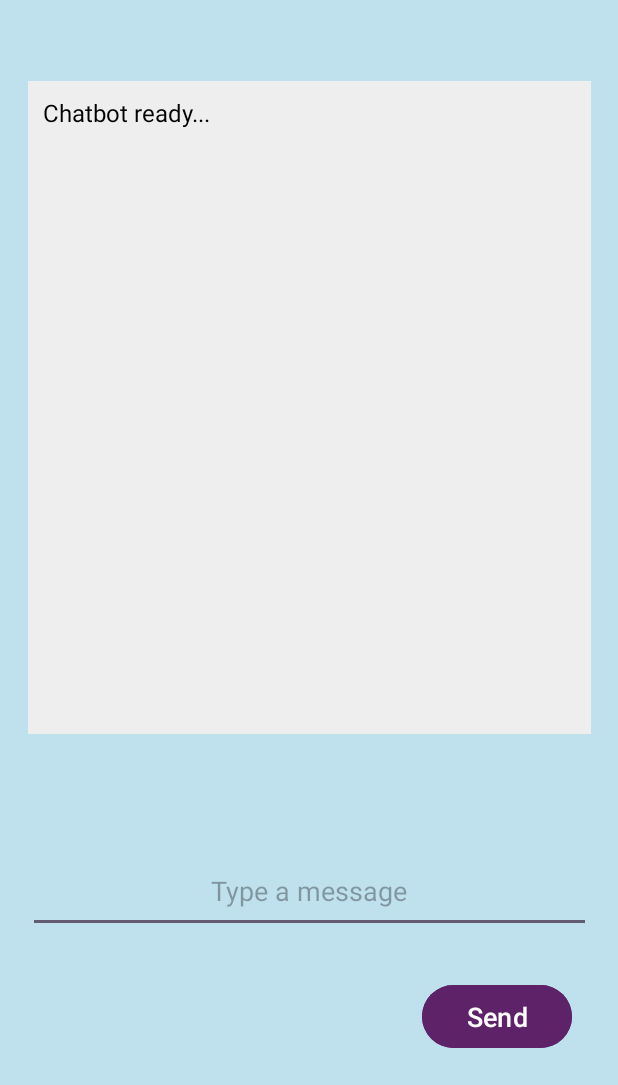
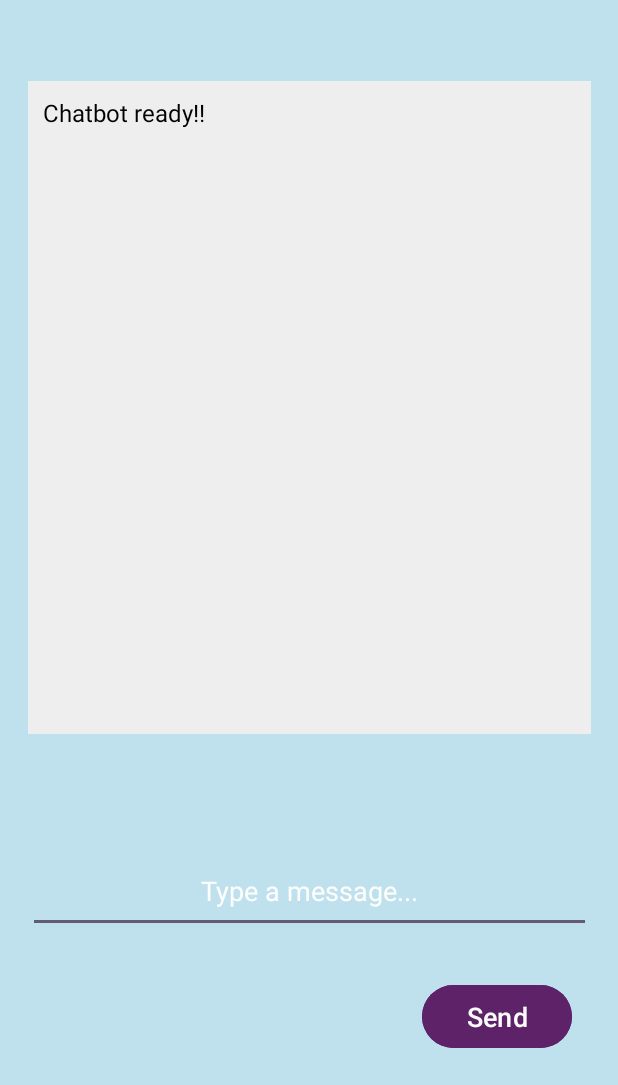
Before and after one commit to Shyamal011/ReMedi, an Android app: the ChatBot screen opened directly, with no data from a screen before it, on a phone screen of 412 x 824 dp, the part 151-1236 px from its top. Run offline under Robolectric (Android 15) with nearby library versions, the light colour scheme and no system bars; our stand-ins replace Volley.

Commit message:
020@fury

```diff
--- a/app/src/main/res/layout/activity_chat_bot.xml
+++ b/app/src/main/res/layout/activity_chat_bot.xml
@@ -84,6 +84,7 @@
         android:layout_weight="1"
         android:autofillHints=""
         android:hint="@string/type_prompt"
+        android:textColorHint="@color/white"
         android:inputType="text"
         android:textColor="@color/black"
         android:textAlignment="center"
--- a/app/src/main/res/values/strings.xml
+++ b/app/src/main/res/values/strings.xml
@@ -39,8 +39,8 @@
     <string name="enter_note">Enter Note</string>
     <string name="save_note">Save Note</string>
     <string name="send">Send</string>
-    <string name="chatbot_ready">Chatbot ready...\n</string>
-    <string name="type_prompt">Type a message</string>
+    <string name="chatbot_ready">Chatbot ready!!\n</string>
+    <string name="type_prompt">Type a message...</string>
     <string name="eg_med">eg: Paracetamol</string>
     <string name="eg_qty">eg: 30 units</string>
     <string name="eg_dqty">eg: 1 unit</string>
```
